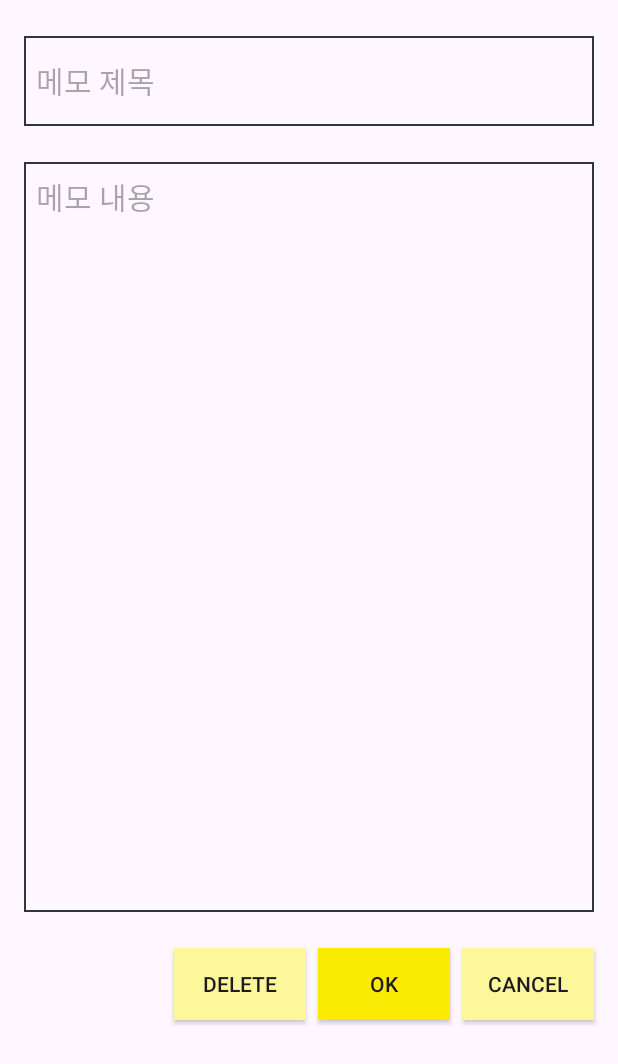
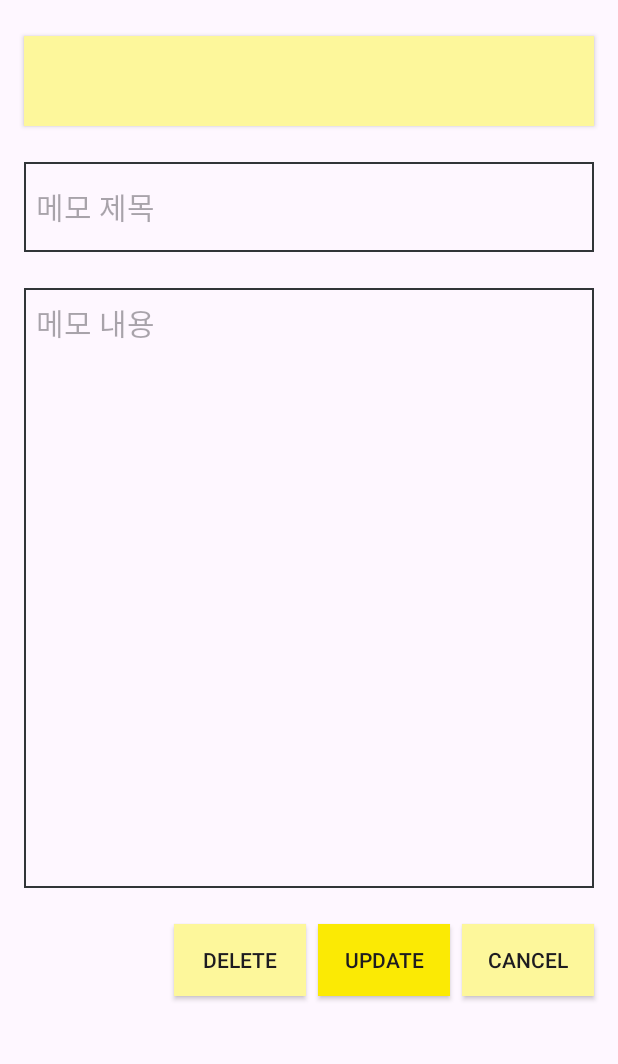
Before and after one commit to taeunii/InTravel, an Android app: the MainActivity_memowrite screen opened directly, with no data from a screen before it, on a phone screen of 412 x 824 dp. Shown: the top 1064 px of the screen. Run offline under Robolectric (Android 15) with nearby library versions, the phone set to English and light mode, and no system bars; 1 statement that could not run was skipped.

```diff
--- a/InTravel/app/src/main/java/com/example/intravel/MainActivity_memowrite.kt
+++ b/InTravel/app/src/main/java/com/example/intravel/MainActivity_memowrite.kt
@@ -1,18 +1,29 @@
 package com.example.intravel
 
+import android.app.DatePickerDialog
 import android.os.Bundle
+import android.view.View
+import android.widget.DatePicker
 import androidx.activity.enableEdgeToEdge
+import androidx.appcompat.app.AlertDialog
 import androidx.appcompat.app.AppCompatActivity
 import androidx.core.view.ViewCompat
 import androidx.core.view.WindowInsetsCompat
 import com.example.intravel.databinding.ActivityMainMemowriteBinding
+import java.text.SimpleDateFormat
+import java.util.Calendar
+import java.util.Locale
 
 class MainActivity_memowrite : AppCompatActivity() {
+
+    lateinit var binding: ActivityMainMemowriteBinding
+    val calendar = Calendar.getInstance()
+
     override fun onCreate(savedInstanceState: Bundle?) {
         super.onCreate(savedInstanceState)
         enableEdgeToEdge()
 
-        val binding = ActivityMainMemowriteBinding.inflate(layoutInflater)
+        binding = ActivityMainMemowriteBinding.inflate(layoutInflater)
         setContentView(binding.root)
 
         ViewCompat.setOnApplyWindowInsetsListener(findViewById(R.id.main)) { v, insets ->
@@ -21,11 +32,66 @@ class MainActivity_memowrite : AppCompatActivity() {
             insets
         }
 
+        // 캘린더 클릭시 선택 날짜 가져오기
+        binding.btnDate.setOnClickListener {
+            showDatePicker()
+        }
+
+        // 인텐트의 "button" 값에 따라 추가 또는 수정 작업 처리
+        if (intent.getStringExtra("button").toString() == "add") {  // 추가
+            binding.btnMemoOk.text = "OK"
+            binding.btnMemoDelete.visibility = View.INVISIBLE   // 삭제 버튼 숨김
+        }
+        else {
+            with(binding) {
+                btnMemoOk.text = "UPDATE"
+                btnMemoDelete.visibility = View.VISIBLE   // 삭제 버튼 보이기
+                mTitle.setText(intent.getStringExtra("mTitle"))
+                mContent.setText(intent.getStringExtra("mContent"))
+                btnDate.text = intent.getStringExtra("choiceDate")
+            }
+        }
+
+        // 추가 버튼 클릭
         binding.btnMemoOk.setOnClickListener {
+            if (binding.btnMemoOk.text == "UPDATE") {
+                intent.putExtra("mId", intent.getLongExtra("mId", 0))
+                intent.putExtra("button", "update")
+            }
+            else {
+                intent.putExtra("button", "add")
+            }
             intent.putExtra("mTitle", binding.mTitle.text.toString())
             intent.putExtra("mContent", binding.mContent.text.toString())
+            intent.putExtra("choiceDate", binding.btnDate.text.toString())
+
             setResult(RESULT_OK, intent)
             finish()
         }
+
+        // 취소 버튼 클릭
+        binding.btnMemoCancel.setOnClickListener {
+            setResult(RESULT_CANCELED)
+            finish()
+        }
     }
+
+    // 추후에 startDate-EndDate 사이에 날짜만 선택할 수 있도록 해야함
+    fun showDatePicker() {
+        val year = calendar.get(Calendar.YEAR)
+        val month = calendar.get(Calendar.MONTH)
+        val day = calendar.get(Calendar.DAY_OF_MONTH)
+
+        val datePicker = DatePickerDialog(this, { view: DatePicker, year: Int, month: Int, dayOfMonth: Int ->
+            val selectedDate = Calendar.getInstance().apply {
+                set(year, month, dayOfMonth)
+            }
+            val dateFormat = SimpleDateFormat("yyyy. MM. dd", Locale.getDefault())
+            binding.btnDate.text = dateFormat.format(selectedDate.time)
+        }, year, month, day)
+
+        datePicker.show()
+    }
+
+
 }
--- a/InTravel/app/src/main/java/com/example/intravel/interface/TempInterface.kt
+++ /dev/null
@@ -1,4 +0,0 @@
-package com.example.intravel.`interface`
-
-interface TempInterface {
-}
--- a/InTravel/app/src/main/res/layout/activity_main_memowrite.xml
+++ b/InTravel/app/src/main/res/layout/activity_main_memowrite.xml
@@ -17,26 +17,26 @@
         android:layout_marginEnd="16dp"
         android:background="@drawable/edittext_border"
         android:ems="10"
+        android:hint="메모 제목"
         android:inputType="text"
-        android:hint="메모 제목"
         android:textSize="20sp"
         app:layout_constraintEnd_toEndOf="parent"
         app:layout_constraintStart_toStartOf="parent"
-        app:layout_constraintTop_toTopOf="parent" />
+        app:layout_constraintTop_toBottomOf="@+id/btnDate" />
 
     <EditText
         android:id="@+id/mContent"
         android:layout_width="0dp"
-        android:layout_height="500dp"
+        android:layout_height="400dp"
         android:layout_marginStart="16dp"
         android:layout_marginTop="24dp"
         android:layout_marginEnd="16dp"
         android:background="@drawable/edittext_border"
         android:ems="10"
         android:gravity="top|start"
+        android:hint="메모 내용"
         android:inputType="textMultiLine"
         android:minLines="5"
-        android:hint="메모 내용"
         android:textSize="20sp"
         app:layout_constraintEnd_toEndOf="parent"
         app:layout_constraintStart_toStartOf="parent"
@@ -48,7 +48,7 @@
         android:layout_height="wrap_content"
         android:layout_marginTop="24dp"
         android:layout_marginEnd="16dp"
-        android:text="cancel"
+        android:text="CANCEL"
         android:background="#FDF79B"
         app:layout_constraintEnd_toEndOf="parent"
         app:layout_constraintTop_toBottomOf="@+id/mContent" />
@@ -59,7 +59,7 @@
         android:layout_height="wrap_content"
         android:layout_marginTop="24dp"
         android:layout_marginEnd="8dp"
-        android:text="ok"
+        android:text="OK"
         android:background="#FBEA04"
         app:layout_constraintEnd_toStartOf="@+id/btnMemoCancel"
         app:layout_constraintTop_toBottomOf="@+id/mContent" />
@@ -70,9 +70,24 @@
         android:layout_height="wrap_content"
         android:layout_marginTop="24dp"
         android:layout_marginEnd="8dp"
-        android:text="delete"
+        android:text="DELETE"
         android:background="#FDF79B"
+        android:visibility="invisible"
         app:layout_constraintEnd_toStartOf="@+id/btnMemoOk"
         app:layout_constraintTop_toBottomOf="@+id/mContent" />
 
+    <androidx.appcompat.widget.AppCompatButton
+        android:id="@+id/btnDate"
+        android:layout_width="0dp"
+        android:layout_height="60dp"
+        android:layout_marginStart="16dp"
+        android:layout_marginTop="24dp"
+        android:layout_marginEnd="16dp"
+        android:text="여행 날짜 선택"
+        android:textSize="20sp"
+        android:background="#FDF79B"
+        app:layout_constraintEnd_toEndOf="parent"
+        app:layout_constraintStart_toStartOf="parent"
+        app:layout_constraintTop_toTopOf="parent" />
+
 </androidx.constraintlayout.widget.ConstraintLayout>
```
Also changed, not shown: InTravel/app/src/main/java/com/example/intravel/MainActivity_memo.kt (+68 -4 lines), InTravel/app/src/main/java/com/example/intravel/MainActivity_todolist.kt (+39 -3 lines), InTravel/app/src/main/java/com/example/intravel/adapter/MemoAapter.kt (+30 -8 lines), InTravel/app/src/main/java/com/example/intravel/adapter/TodoListAdapter.kt (+145 -43 lines), InTravel/app/src/main/java/com/example/intravel/client/SubClient.kt (renamed from InTravel/app/src/main/java/com/example/intravel/client/TempClient.kt, +4 -4 lines), InTravel/app/src/main/java/com/example/intravel/data/Memo.kt (+4 -3 lines), InTravel/app/src/main/java/com/example/intravel/data/TodoList.kt (+6 -8 lines), InTravel/app/src/main/java/com/example/intravel/interface/SubInterface.kt (added, +35 -0 lines), InTravel/app/src/main/res/layout/item_memolist.xml (+9 -8 lines), InTravel/app/src/main/res/drawable/calendar.png (added).
